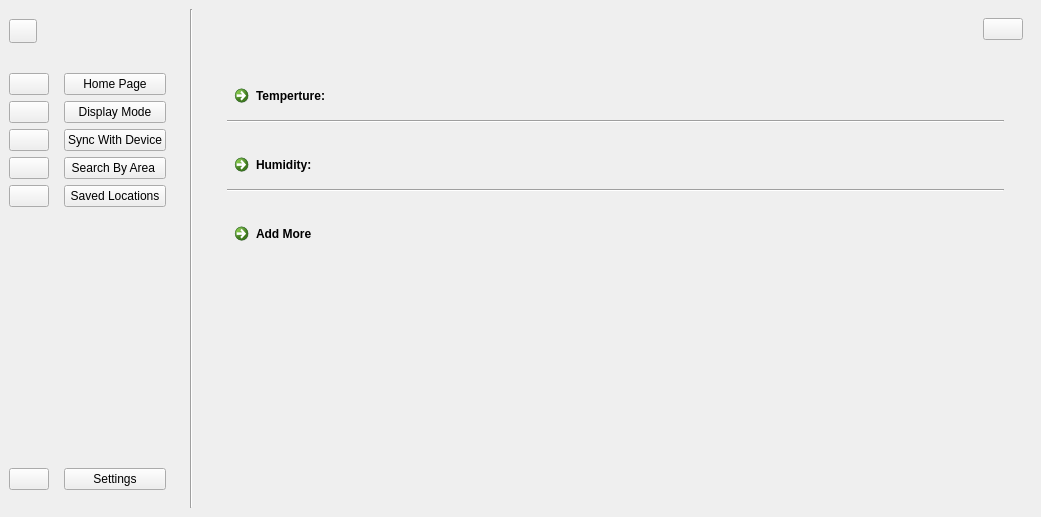
Old version of the form User Interface/WeatherApp.ui in the repository sarscheps/Project---UI-Communications.
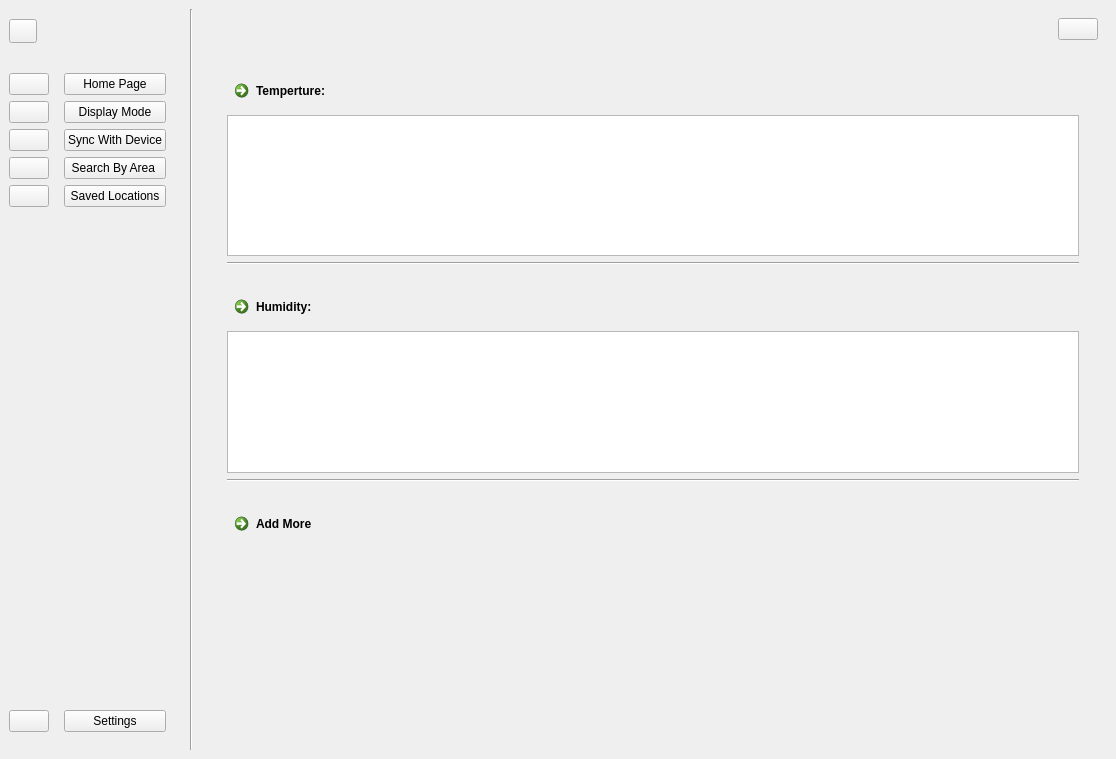
New version of the form. Icons and pictures are not drawn. Custom widgets are drawn as their Qt base class.

```diff
--- a/User Interface/WeatherApp.ui
+++ b/User Interface/WeatherApp.ui
@@ -6,8 +6,8 @@
    <rect>
     <x>0</x>
     <y>0</y>
-    <width>1041</width>
-    <height>517</height>
+    <width>1116</width>
+    <height>759</height>
    </rect>
   </property>
   <property name="windowTitle">
@@ -467,6 +467,9 @@
                     </property>
                    </widget>
                   </item>
+                  <item>
+                   <widget class="QTableWidget" name="tempTableWidget"/>
+                  </item>
                   <item>
                    <widget class="Line" name="line">
                     <property name="orientation">
@@ -537,6 +540,9 @@
                     </property>
                    </widget>
                   </item>
+                  <item>
+                   <widget class="QTableWidget" name="humidityTableWidget"/>
+                  </item>
                   <item>
                    <widget class="Line" name="humdityLine">
                     <property name="orientation">
```
